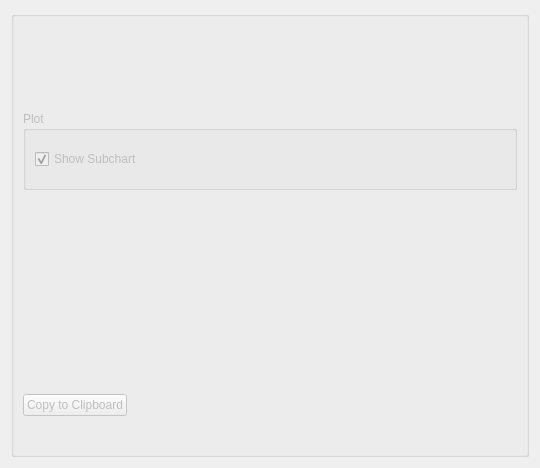
MITK/MITK, file Modules/ImageStatisticsUI/Qmitk/QmitkIntensityProfileVisualizationWidget.ui: the form before one commit.
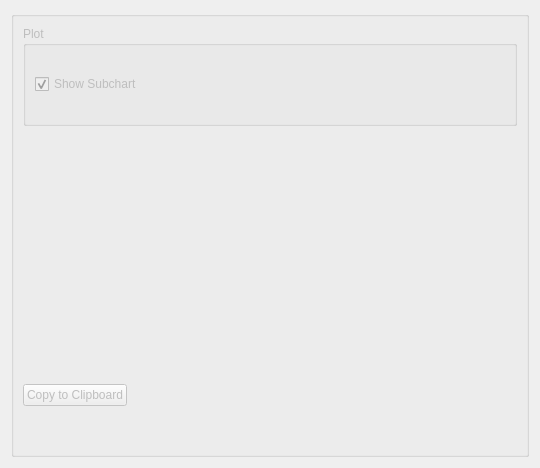
The form after the commit. Custom widgets are drawn as their Qt base class.

Commit message: Removed Qt version check as minimal Qt version is 5.11.1

Patch:
```diff
--- a/Modules/ImageStatisticsUI/Qmitk/QmitkIntensityProfileVisualizationWidget.ui
+++ b/Modules/ImageStatisticsUI/Qmitk/QmitkIntensityProfileVisualizationWidget.ui
@@ -26,107 +26,6 @@
       <bool>false</bool>
      </property>
      <layout class="QVBoxLayout" name="verticalLayout_4">
-      <item>
-       <widget class="QLabel" name="labelIntensityProfileIsInvisibleWarning">
-        <property name="enabled">
-         <bool>false</bool>
-        </property>
-        <property name="palette">
-         <palette>
-          <active>
-           <colorrole role="WindowText">
-            <brush brushstyle="SolidPattern">
-             <color alpha="255">
-              <red>255</red>
-              <green>0</green>
-              <blue>0</blue>
-             </color>
-            </brush>
-           </colorrole>
-           <colorrole role="Text">
-            <brush brushstyle="SolidPattern">
-             <color alpha="255">
-              <red>255</red>
-              <green>0</green>
-              <blue>0</blue>
-             </color>
-            </brush>
-           </colorrole>
-           <colorrole role="ButtonText">
-            <brush brushstyle="SolidPattern">
-             <color alpha="255">
-              <red>255</red>
-              <green>0</green>
-              <blue>0</blue>
-             </color>
-            </brush>
-           </colorrole>
-          </active>
-          <inactive>
-           <colorrole role="WindowText">
-            <brush brushstyle="SolidPattern">
-             <color alpha="255">
-              <red>255</red>
-              <green>0</green>
-              <blue>0</blue>
-             </color>
-            </brush>
-           </colorrole>
-           <colorrole role="Text">
-            <brush brushstyle="SolidPattern">
-             <color alpha="255">
-              <red>255</red>
-              <green>0</green>
-              <blue>0</blue>
-             </color>
-            </brush>
-           </colorrole>
-           <colorrole role="ButtonText">
-            <brush brushstyle="SolidPattern">
-             <color alpha="255">
-              <red>255</red>
-              <green>0</green>
-              <blue>0</blue>
-             </color>
-            </brush>
-           </colorrole>
-          </inactive>
-          <disabled>
-           <colorrole role="WindowText">
-            <brush brushstyle="SolidPattern">
-             <color alpha="255">
-              <red>120</red>
-              <green>120</green>
-              <blue>120</blue>
-             </color>
-            </brush>
-           </colorrole>
-           <colorrole role="Text">
-            <brush brushstyle="SolidPattern">
-             <color alpha="255">
-              <red>120</red>
-              <green>120</green>
-              <blue>120</blue>
-             </color>
-            </brush>
-           </colorrole>
-           <colorrole role="ButtonText">
-            <brush brushstyle="SolidPattern">
-             <color alpha="255">
-              <red>120</red>
-              <green>120</green>
-              <blue>120</blue>
-             </color>
-            </brush>
-           </colorrole>
-          </disabled>
-         </palette>
-        </property>
-        <property name="text">
-         <string/>
-        </property>
-       </widget>
-      </item>
       <item>
        <widget class="QGroupBox" name="groupBoxPlot">
         <property name="enabled">
```
The commit also changes 2 other files.
